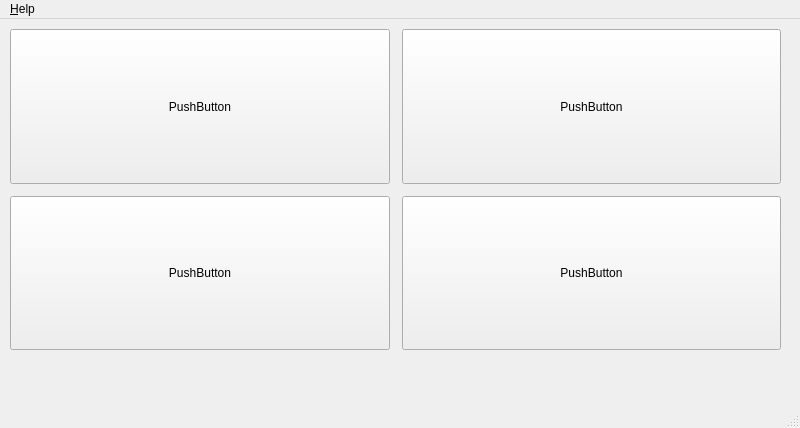
Qt form qtuis/mainwindow.ui (BenBJD/Pymaths) before a commit.
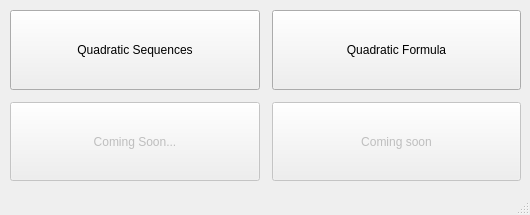
The same form after that commit.

Commit message: removed about

Diff of the .ui file:
```diff
--- a/qtuis/mainwindow.ui
+++ b/qtuis/mainwindow.ui
@@ -6,34 +6,52 @@
    <rect>
     <x>0</x>
     <y>0</y>
-    <width>800</width>
-    <height>428</height>
+    <width>530</width>
+    <height>215</height>
    </rect>
   </property>
+  <property name="sizePolicy">
+   <sizepolicy hsizetype="Minimum" vsizetype="Minimum">
+    <horstretch>0</horstretch>
+    <verstretch>0</verstretch>
+   </sizepolicy>
+  </property>
+  <property name="minimumSize">
+   <size>
+    <width>530</width>
+    <height>215</height>
+   </size>
+  </property>
+  <property name="maximumSize">
+   <size>
+    <width>530</width>
+    <height>215</height>
+   </size>
+  </property>
   <property name="windowTitle">
    <string>MainWindow</string>
   </property>
+  <property name="setSizeGripEnabled" stdset="0">
+   <bool>false</bool>
+  </property>
   <widget class="QWidget" name="centralwidget">
    <widget class="QWidget" name="gridLayoutWidget">
     <property name="geometry">
      <rect>
       <x>10</x>
       <y>10</y>
-      <width>771</width>
-      <height>321</height>
+      <width>511</width>
+      <height>171</height>
      </rect>
     </property>
     <layout class="QGridLayout" name="gridLayout">
-     <item row="2" column="0">
-      <widget class="QPushButton" name="pushButton_2">
-       <property name="sizePolicy">
-        <sizepolicy hsizetype="Expanding" vsizetype="Expanding">
-         <horstretch>0</horstretch>
-         <verstretch>0</verstretch>
-        </sizepolicy>
+     <item row="1" column="0">
+      <widget class="QFrame" name="frame_2">
+       <property name="frameShape">
+        <enum>QFrame::StyledPanel</enum>
        </property>
-       <property name="text">
-        <string>PushButton</string>
+       <property name="frameShadow">
+        <enum>QFrame::Raised</enum>
        </property>
       </widget>
      </item>
@@ -47,21 +65,11 @@
        </property>
       </widget>
      </item>
-     <item row="0" column="2">
-      <widget class="QPushButton" name="pushButton_4">
-       <property name="sizePolicy">
-        <sizepolicy hsizetype="Expanding" vsizetype="Expanding">
-         <horstretch>0</horstretch>
-         <verstretch>0</verstretch>
-        </sizepolicy>
-       </property>
-       <property name="text">
-        <string>PushButton</string>
-       </property>
-      </widget>
-     </item>
      <item row="2" column="2">
       <widget class="QPushButton" name="pushButton_3">
+       <property name="enabled">
+        <bool>false</bool>
+       </property>
        <property name="sizePolicy">
         <sizepolicy hsizetype="Expanding" vsizetype="Expanding">
          <horstretch>0</horstretch>
@@ -69,7 +77,7 @@
         </sizepolicy>
        </property>
        <property name="text">
-        <string>PushButton</string>
+        <string>Coming soon</string>
        </property>
       </widget>
      </item>
@@ -82,53 +90,51 @@
         </sizepolicy>
        </property>
        <property name="text">
-        <string>PushButton</string>
+        <string>Quadratic Sequences</string>
        </property>
       </widget>
      </item>
-     <item row="1" column="0">
-      <widget class="QFrame" name="frame_2">
-       <property name="frameShape">
-        <enum>QFrame::StyledPanel</enum>
+     <item row="2" column="0">
+      <widget class="QPushButton" name="pushButton_2">
+       <property name="enabled">
+        <bool>false</bool>
        </property>
-       <property name="frameShadow">
-        <enum>QFrame::Raised</enum>
+       <property name="sizePolicy">
+        <sizepolicy hsizetype="Expanding" vsizetype="Expanding">
+         <horstretch>0</horstretch>
+         <verstretch>0</verstretch>
+        </sizepolicy>
+       </property>
+       <property name="text">
+        <string>Coming Soon...</string>
+       </property>
+      </widget>
+     </item>
+     <item row="0" column="2">
+      <widget class="QPushButton" name="pushButton_4">
+       <property name="sizePolicy">
+        <sizepolicy hsizetype="Expanding" vsizetype="Expanding">
+         <horstretch>0</horstretch>
+         <verstretch>0</verstretch>
+        </sizepolicy>
+       </property>
+       <property name="text">
+        <string>Quadratic Formula</string>
        </property>
       </widget>
      </item>
     </layout>
    </widget>
   </widget>
-  <widget class="QMenuBar" name="menubar">
-   <property name="enabled">
-    <bool>true</bool>
-   </property>
-   <property name="geometry">
-    <rect>
-     <x>0</x>
-     <y>0</y>
-     <width>800</width>
-     <height>43</height>
-    </rect>
-   </property>
-   <widget class="QMenu" name="menuHelp">
-    <property name="title">
-     <string>&amp;Help</string>
-    </property>
-    <addaction name="actionAbout"/>
-    <addaction name="actionClose"/>
-   </widget>
-   <addaction name="menuHelp"/>
-  </widget>
   <widget class="QStatusBar" name="statusbar"/>
   <action name="actionAbout">
    <property name="text">
-    <string>About</string>
+    <string>&amp;About</string>
    </property>
   </action>
   <action name="actionClose">
    <property name="text">
-    <string>Close</string>
+    <string>&amp;Close</string>
    </property>
   </action>
  </widget>
```
The commit also changes 1 other file.
